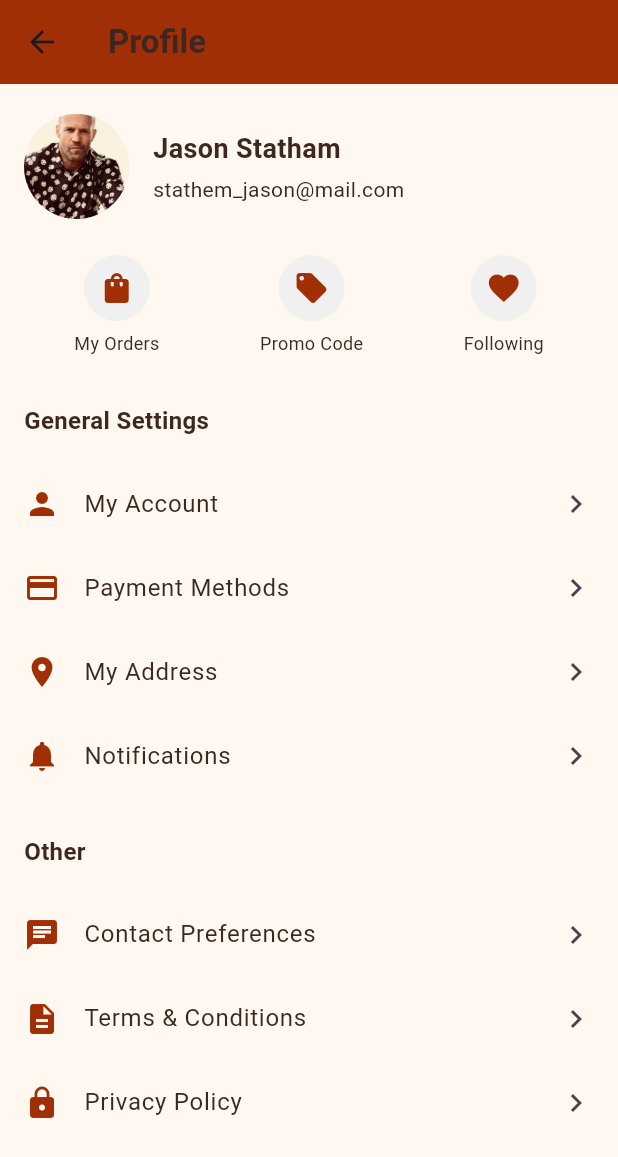
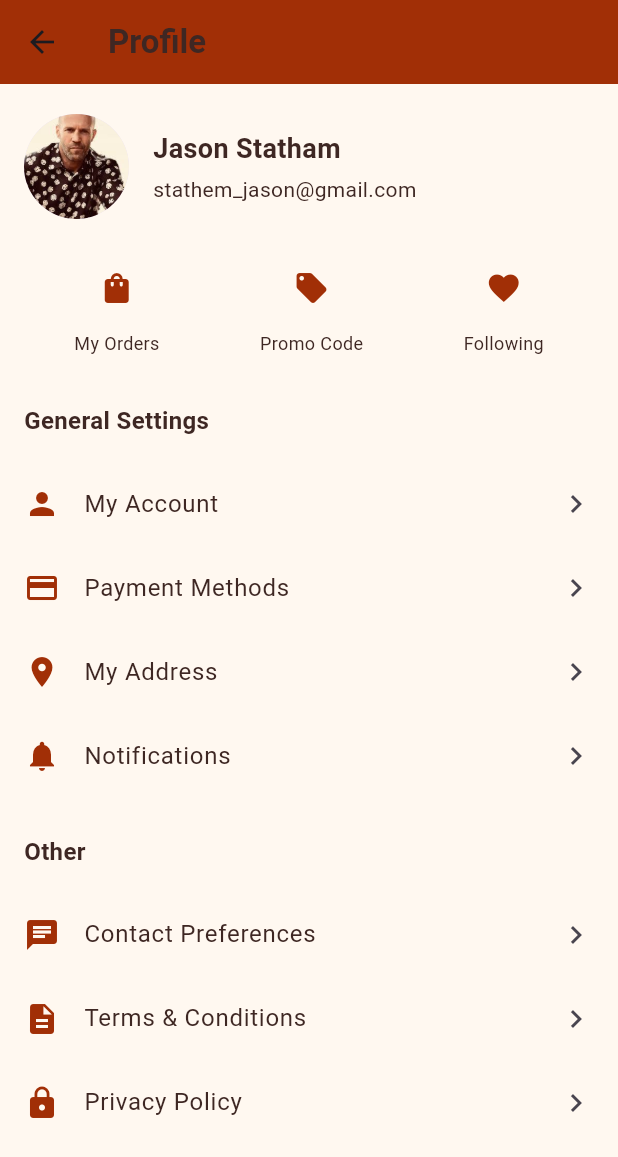
Before and after one commit to ilyasrozyyev/Handmade-Shop, a Flutter app: the ProfileScreen screen opened by its route, on a phone screen of 412 x 824 dp. Shown: the top 1157 px of the screen. Run offline on Flutter 3.47's test engine with Material 3 defaults, Android fonts, the phone set to English and light mode, and no system bars.

Commit message:
second commit

```diff
--- a/lib/HomeScreen.dart
+++ b/lib/HomeScreen.dart
@@ -261,6 +261,7 @@ class _HomeScreenState extends State<HomeScreen> {
         children: _widgetOptions,
       ),
       bottomNavigationBar: BottomNavigationBar(
+        type: BottomNavigationBarType.fixed,
         backgroundColor: ab,
         items:  <BottomNavigationBarItem>[
           BottomNavigationBarItem(
--- a/lib/ProfileScreen.dart
+++ b/lib/ProfileScreen.dart
@@ -48,7 +48,7 @@ class ProfileScreen extends StatelessWidget {
                     ),
                     SizedBox(height: 4),
                     Text(
-                      "stathem_jason@mail.com",
+                      "stathem_jason@gmail.com",
                       style: TextStyle(color: te),
                     ),
                   ],
@@ -111,7 +111,7 @@ class _ProfileActionButton extends StatelessWidget {
       children: [
         CircleAvatar(
           radius: 22,
-          backgroundColor: const Color.fromARGB(255, 240, 240, 240),
+          backgroundColor: bk,
           child: Icon(icon, color: ab),
         ),
         const SizedBox(height: 6),
--- a/lib/WelcomeScreen.dart
+++ b/lib/WelcomeScreen.dart
@@ -45,7 +45,7 @@ class WelcomeScreen extends StatelessWidget {
                     ElevatedButton(
                         onPressed: () =>
                             Navigator.pushNamed(context, '/register'),
-                        child: Text('Get Started'))
+                        child: Text('Sign In'))
                   ],
                 )
               ],
```
Also changed, not shown: lib/apptheme/colors.dart (deleted, +0 -9 lines).
